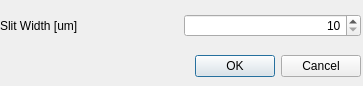
Old version of the form gui/slitwidthdialog.ui in the repository sdickreuter/SCNR2.
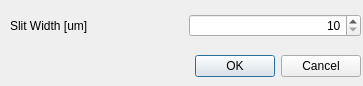
New version of the form.

Diff of the .ui file:
```diff
--- a/gui/slitwidthdialog.ui
+++ b/gui/slitwidthdialog.ui
@@ -38,9 +38,9 @@
   <widget class="QWidget" name="horizontalLayoutWidget">
    <property name="geometry">
     <rect>
-     <x>0</x>
+     <x>10</x>
      <y>10</y>
-     <width>361</width>
+     <width>351</width>
      <height>31</height>
     </rect>
    </property>
```
